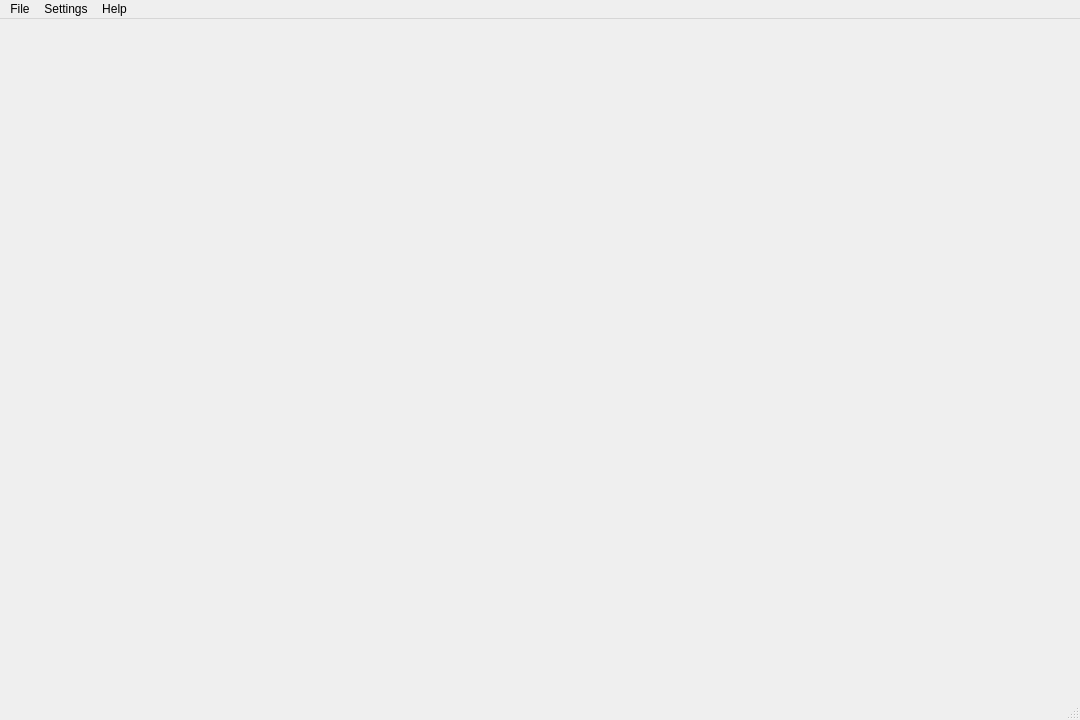
Before: the Qt Designer form src/gui_main.ui in ThePi1/SPT-Trader-Builder, drawn with Qt 5.
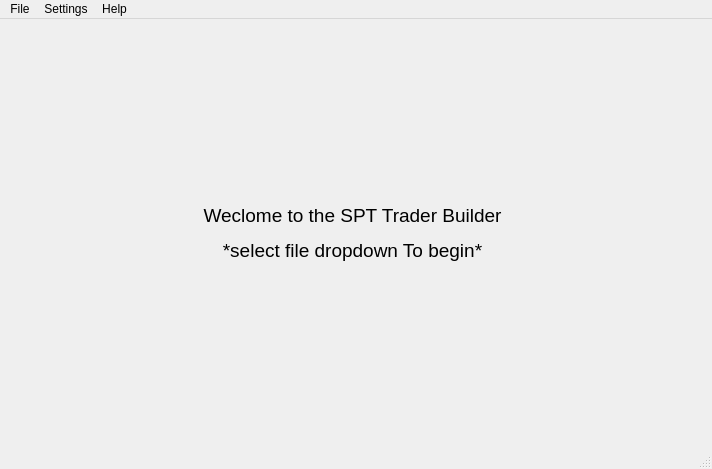
After: the same form once the commit is applied. Icons and pictures are not drawn.

Patch:
```diff
--- a/src/gui_main.ui
+++ b/src/gui_main.ui
@@ -12,8 +12,8 @@
    <rect>
     <x>0</x>
     <y>0</y>
-    <width>1080</width>
-    <height>720</height>
+    <width>712</width>
+    <height>469</height>
    </rect>
   </property>
   <property name="sizePolicy">
@@ -51,6 +51,25 @@
      <verstretch>0</verstretch>
     </sizepolicy>
    </property>
+   <widget class="QWidget" name="gridLayoutWidget">
+    <property name="geometry">
+     <rect>
+      <x>2</x>
+      <y>9</y>
+      <width>701</width>
+      <height>411</height>
+     </rect>
+    </property>
+    <layout class="QGridLayout" name="gridLayout">
+     <item row="0" column="0">
+      <widget class="QLabel" name="label">
+       <property name="text">
+        <string>&lt;html&gt;&lt;head/&gt;&lt;body&gt;&lt;p align=&quot;center&quot;&gt;&lt;span style=&quot; font-size:14pt;&quot;&gt;Weclome to the SPT Trader Builder&lt;/span&gt;&lt;/p&gt;&lt;p align=&quot;center&quot;&gt;&lt;span style=&quot; font-size:14pt;&quot;&gt;*select file dropdown To begin*&lt;/span&gt;&lt;/p&gt;&lt;/body&gt;&lt;/html&gt;</string>
+       </property>
+      </widget>
+     </item>
+    </layout>
+   </widget>
   </widget>
   <widget class="QStatusBar" name="statusBar">
    <property name="sizeGripEnabled">
@@ -62,7 +81,7 @@
     <rect>
      <x>0</x>
      <y>0</y>
-     <width>1080</width>
+     <width>712</width>
      <height>22</height>
     </rect>
    </property>
```
Left out of the diff: 18 changed lines with no effect on the pictures.
